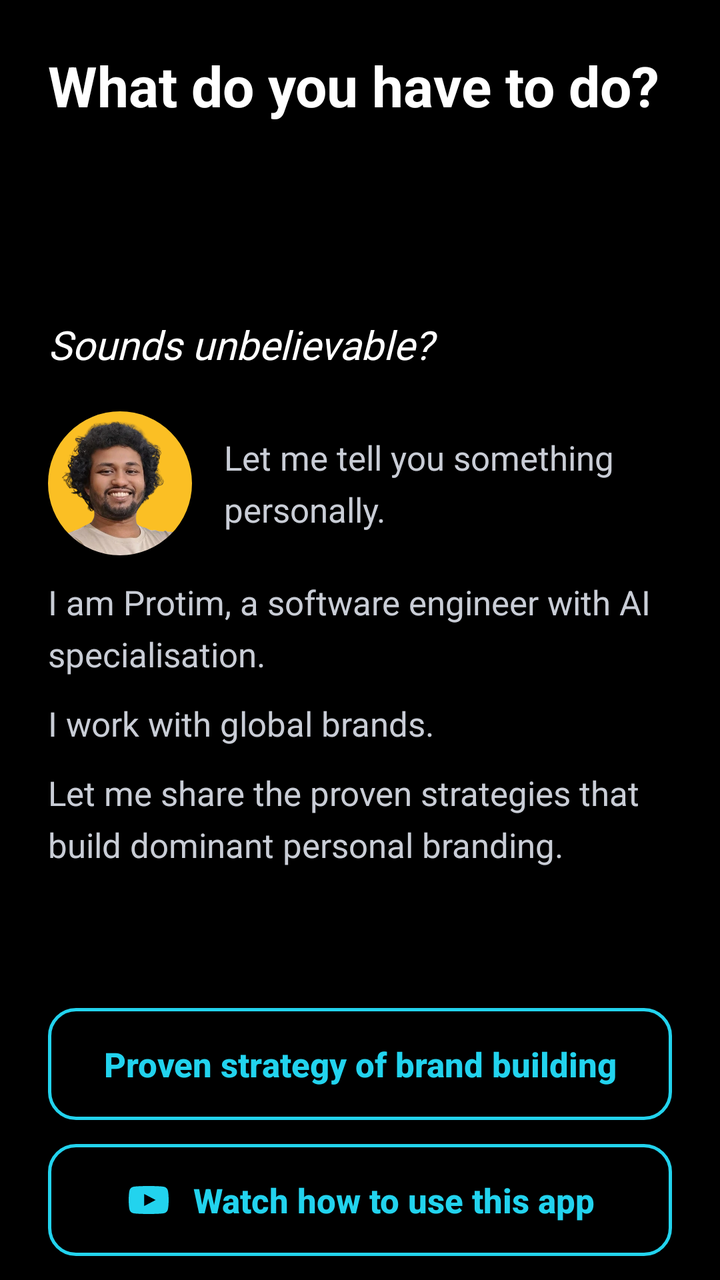
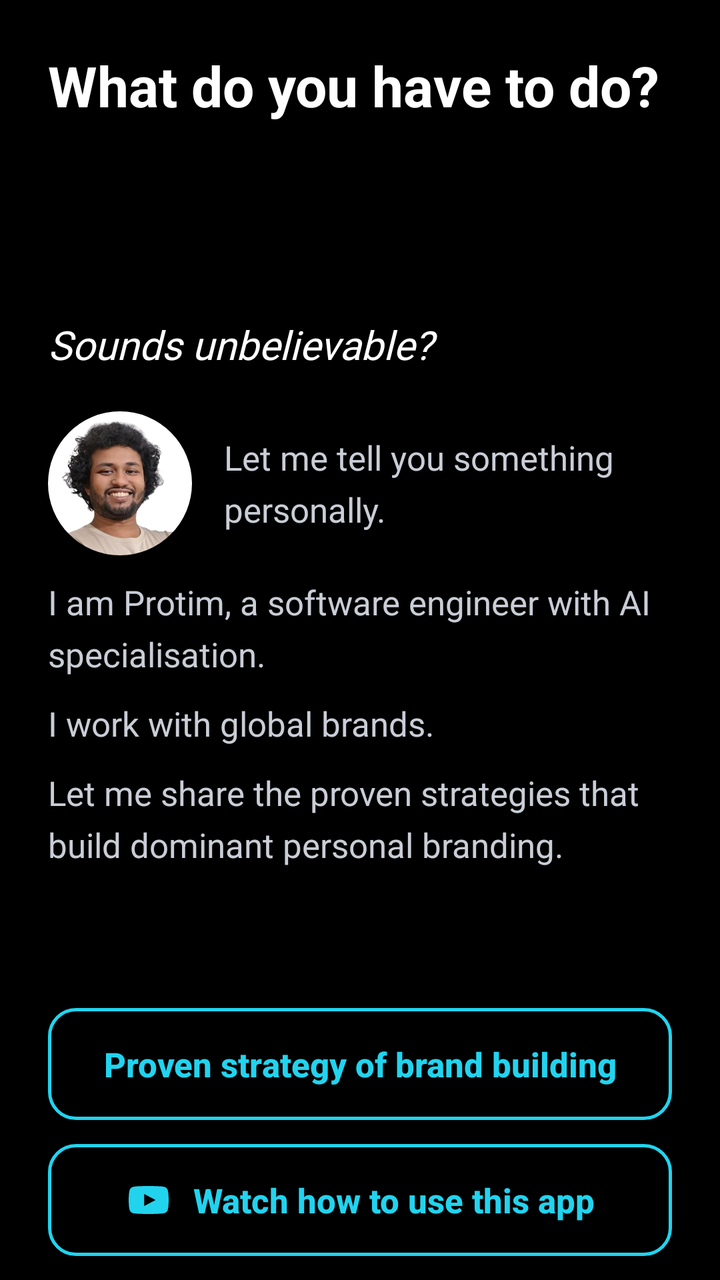

Screens rendered from an Android XML layout before and after an edit, with the pre-edit source and the edit as a unified diff.
<!-- AndroidManifest.xml: application theme Theme.CustomScreen -->
<!-- res/layout/item_onboarding_todo.xml -->
<?xml version="1.0" encoding="utf-8"?>
<LinearLayout xmlns:android="http://schemas.android.com/apk/res/android"
    xmlns:app="http://schemas.android.com/apk/res-auto"
    style="@style/OnbPage">

    <TextView
        style="@style/OnbTitle"
        android:text="@string/onb_title_todo" />

    <ScrollView style="@style/OnbScroll">

        <LinearLayout
            android:layout_width="match_parent"
            android:layout_height="wrap_content"
            android:orientation="vertical">

            <TextView
                android:id="@+id/onb_todo_talk"
                style="@style/OnbBody" />

            <TextView
                android:id="@+id/onb_todo_grow"
                style="@style/OnbBody"
                android:layout_marginTop="12dp" />

            <TextView
                android:layout_width="match_parent"
                android:layout_height="wrap_content"
                android:layout_marginTop="20dp"
                android:fontFamily="@font/bitter"
                android:text="@string/onb_todo_doubt"
                android:textColor="@color/onb_title"
                android:textSize="20sp"
                android:textStyle="italic" />

            
            <LinearLayout
                android:layout_width="match_parent"
                android:layout_height="wrap_content"
                android:layout_marginTop="20dp"
                android:gravity="center_vertical"
                android:orientation="horizontal">

                <com.google.android.material.imageview.ShapeableImageView
                    android:layout_width="72dp"
                    android:layout_height="72dp"
                    android:background="@color/onb_highlight"
                    android:contentDescription="@string/onb_founder_photo_desc"
                    android:scaleType="centerCrop"
                    android:src="@drawable/founder_photo"
                    app:shapeAppearanceOverlay="@style/OnbCircle" />

                <TextView
                    style="@style/OnbBody"
                    android:layout_width="0dp"
                    android:layout_marginStart="16dp"
                    android:layout_weight="1"
                    android:text="@string/onb_note_personal" />
            </LinearLayout>

            <TextView
                style="@style/OnbBody"
                android:layout_marginTop="12dp"
                android:text="@string/onb_note_intro" />

            <TextView
                style="@style/OnbBody"
                android:layout_marginTop="12dp"
                android:text="@string/onb_note_brands" />

            <TextView
                style="@style/OnbBody"
                android:layout_marginTop="12dp"
                android:text="@string/onb_note_secrets" />
        </LinearLayout>
    </ScrollView>

    
    <Button
        android:id="@+id/btn_onb_strategy"
        style="@style/OnbOutlinedButton"
        android:text="@string/onb_brand_strategy" />

    
    <com.google.android.material.button.MaterialButton
        android:id="@+id/btn_onb_watch"
        style="@style/OnbOutlinedButton"
        android:layout_marginBottom="12dp"
        android:text="@string/onb_watch_how"
        app:icon="@drawable/ic_youtube"
        app:iconGravity="textStart"
        app:iconPadding="10dp"
        app:iconSize="24dp"
        app:iconTint="@color/onb_accent" />
</LinearLayout>
<!-- resources referenced by this layout -->
<resources>
  <color name="onb_accent">#22D3EE</color>
  <color name="onb_highlight">#FBBF24</color>
  <color name="onb_title">#FFFFFF</color>
  <!-- drawable ic_youtube (drawable) -->
  <vector xmlns:android="http://schemas.android.com/apk/res/android"
      android:width="24dp"
      android:height="24dp"
      android:viewportWidth="24"
      android:viewportHeight="24">
    <path
        android:fillColor="#FFFFFFFF"
        android:pathData="M21.58,7.19c-0.23,-0.86 -0.91,-1.54 -1.77,-1.77C18.25,5 12,5 12,5s-6.25,0 -7.81,0.42c-0.86,0.23 -1.54,0.91 -1.77,1.77C2,8.75 2,12 2,12s0,3.25 0.42,4.81c0.23,0.86 0.91,1.54 1.77,1.77C5.75,19 12,19 12,19s6.25,0 7.81,-0.42c0.86,-0.23 1.54,-0.91 1.77,-1.77C22,15.25 22,12 22,12s0,-3.25 -0.42,-4.81zM9.75,15.02V8.98L15.5,12l-5.75,3.02z"/>
  </vector>
  <string name="onb_brand_strategy">Proven strategy of brand building</string>
  <string name="onb_founder_photo_desc">Photo of Protim</string>
  <string name="onb_note_brands">I work with global brands.</string>
  <string name="onb_note_intro">I am Protim, a software engineer with AI specialisation.</string>
  <string name="onb_note_personal">Let me tell you something personally.</string>
  <string name="onb_note_secrets">Let me share the proven strategies that build dominant personal branding.</string>
  <string name="onb_title_todo">What do you have to do?</string>
  <string name="onb_todo_doubt">Sounds unbelievable?</string>
  <string name="onb_watch_how">Watch how to use this app</string>
  <style name="OnbBody">
          <item name="android:layout_width">match_parent</item>
          <item name="android:layout_height">wrap_content</item>
          <item name="android:lineHeight">26sp</item>
          <item name="android:textColor">@color/onb_body</item>
          <item name="android:textSize">17sp</item>
      </style>
  <style name="OnbCircle">
          <item name="cornerSize">50%</item>
      </style>
  <style name="OnbPage">
          <item name="android:layout_width">match_parent</item>
          <item name="android:layout_height">match_parent</item>
          <item name="android:orientation">vertical</item>
          <item name="android:paddingStart">24dp</item>
          <item name="android:paddingEnd">24dp</item>
          <item name="android:paddingTop">24dp</item>
      </style>
  <style name="OnbScroll">
          <item name="android:layout_width">match_parent</item>
          <item name="android:layout_height">0dp</item>
          <item name="android:layout_weight">1</item>
          <item name="android:layout_marginTop">20dp</item>
          <item name="android:scrollbars">none</item>
          <item name="android:fadingEdgeLength">24dp</item>
          <item name="android:requiresFadingEdge">vertical</item>
      </style>
  <style name="OnbTitle">
          <item name="android:layout_width">match_parent</item>
          <item name="android:layout_height">wrap_content</item>
          <item name="android:accessibilityHeading">true</item>
          <item name="android:textColor">@color/onb_title</item>
          <item name="android:textSize">28sp</item>
          <item name="android:textStyle">bold</item>
      </style>
  <style name="Theme.CustomScreen" parent="Theme.MaterialComponents.DayNight.NoActionBar">
          <item name="android:windowBackground">@android:color/black</item>
          <item name="android:statusBarColor">@android:color/transparent</item>
          <item name="android:navigationBarColor">@android:color/transparent</item>
          <item name="android:windowLightStatusBar">false</item>
          <item name="android:windowLightNavigationBar">false</item>
      </style>
  <color name="onb_body">#C9CDD6</color>
  <color name="onb_progress_track">#26FFFFFF</color>
  <!-- unchanged entries left out for length: 2 -->
</resources>

<!-- the commit's change to res/layout/item_onboarding_todo.xml (unified diff, before → after) -->
@@ -44,7 +44,7 @@
                 <com.google.android.material.imageview.ShapeableImageView
                     android:layout_width="72dp"
                     android:layout_height="72dp"
-                    android:background="@color/onb_highlight"
+                    android:background="@android:color/white"
                     android:contentDescription="@string/onb_founder_photo_desc"
                     android:scaleType="centerCrop"
                     android:src="@drawable/founder_photo"
<!-- resource entries referenced after the edit -->
@@ -1,7 +1,6 @@
 <!-- resources referenced by this layout -->
 <resources>
   <color name="onb_accent">#22D3EE</color>
-  <color name="onb_highlight">#FBBF24</color>
   <color name="onb_title">#FFFFFF</color>
   <!-- drawable ic_youtube (drawable) -->
   <vector xmlns:android="http://schemas.android.com/apk/res/android"
